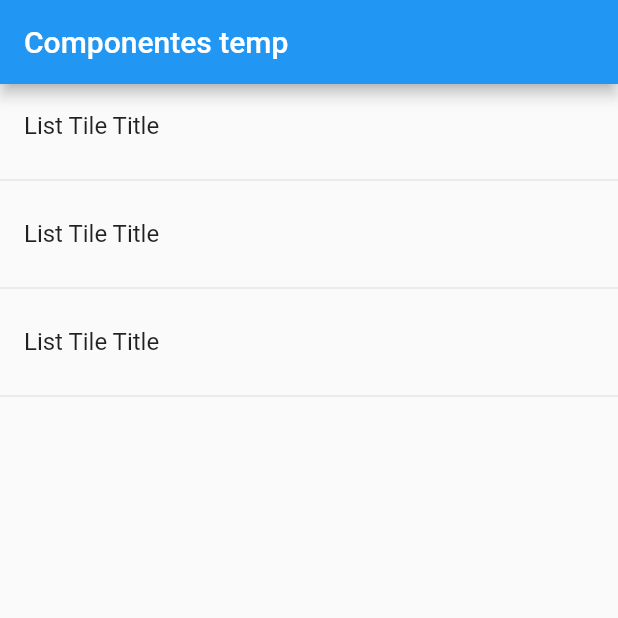
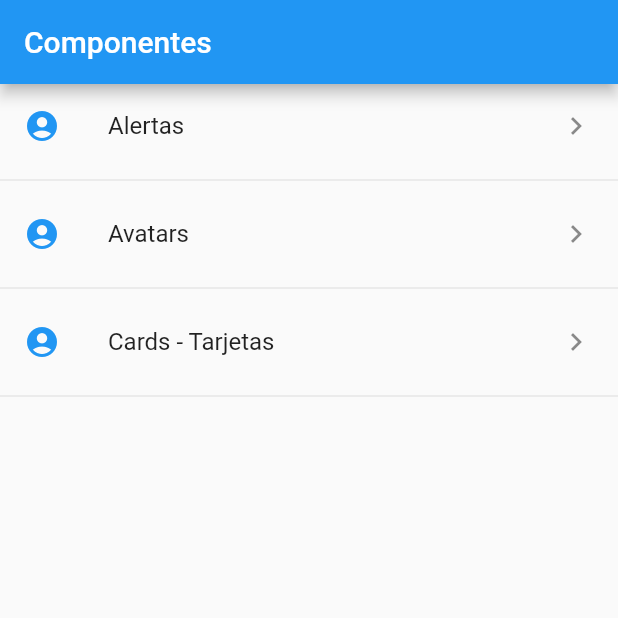
Before and after one commit to riclara/componentes, a Flutter app: the screen it shows after launch, on a phone screen of 412 x 824 dp, the top half of it. Run offline on Flutter 3.47's test engine with Material 2 defaults, Android fonts, the phone set to English and light mode, and no system bars.

Commit message:
read file

```diff
--- /dev/null
+++ b/data/menu_opts.json
@@ -0,0 +1,20 @@
+{
+    "nombreApp" : "Componentes",
+    "rutas" : [
+        {
+            "ruta" : "alert",
+            "icon" : "add_alert",
+            "texto": "Alertas"
+        },
+        {
+            "ruta" : "avatar",
+            "icon" : "accessibility",
+            "texto": "Avatars"
+        },
+        {
+            "ruta" : "card",
+            "icon" : "folder_open",
+            "texto": "Cards - Tarjetas"
+        }
+    ]
+}
--- a/lib/main.dart
+++ b/lib/main.dart
@@ -1,5 +1,5 @@
 import 'package:flutter/material.dart';
-import 'package:componentes/src/pages/home_temp.dart';
+import 'package:componentes/src/pages/home_page.dart';
 
 void main() => runApp(MyApp());
 
@@ -9,7 +9,7 @@ class MyApp extends StatelessWidget {
     return MaterialApp(
       debugShowCheckedModeBanner: false,
       title: 'Componentes App',
-      home: HomePageTemp(),
+      home: HomePage(),
     );
   }
 }
--- /dev/null
+++ b/lib/src/pages/home_page.dart
@@ -0,0 +1,43 @@
+import 'package:flutter/material.dart';
+import 'package:componentes/src/providers/menu_providers.dart';
+
+class HomePage extends StatelessWidget {
+  @override
+  Widget build(BuildContext context) {
+    return Scaffold(
+      appBar: AppBar(
+        title: Text('Componentes'),
+      ),
+      body: _lista(),
+    );
+  }
+
+  Widget _lista() {
+    // menuProvider.cargarData().then((opciones) {
+    //   print(opciones);
+    // });
+    // return ListView(children: _listaItems());
+    return FutureBuilder(
+        future: menuProvider.cargarData(),
+        initialData: [],
+        builder: (context, AsyncSnapshot<List<dynamic>> snapshot) {
+          return ListView(children: _listaItems(snapshot.data));
+        });
+  }
+
+  List<Widget> _listaItems(List<dynamic> data) {
+    return data.map((ruta) {
+      return Column(
+        children: <Widget>[
+          ListTile(
+            title: Text(ruta['texto']),
+            leading: Icon(Icons.account_circle, color: Colors.blue),
+            trailing: Icon(Icons.keyboard_arrow_right),
+            onTap: () {},
+          ),
+          Divider()
+        ],
+      );
+    }).toList();
+  }
+}
--- a/lib/src/pages/home_temp.dart
+++ b/lib/src/pages/home_temp.dart
@@ -1,7 +1,7 @@
 import 'package:flutter/material.dart';
 
 class HomePageTemp extends StatelessWidget {
-  const HomePageTemp({Key key}) : super(key: key);
+  final opciones = ['Uno', 'Dos', 'Tres', 'Cuatro', 'Cinco'];
 
   @override
   Widget build(BuildContext context) {
@@ -9,22 +9,38 @@ class HomePageTemp extends StatelessWidget {
       appBar: AppBar(
         title: Text('Componentes temp'),
       ),
-      body: ListView(
+      body: ListView(children: _crearItemsCorta()),
+    );
+  }
+
+  List<Widget> _crearItems() {
+    List<Widget> lista = new List<Widget>();
+    for (var opt in opciones) {
+      final tempWidget = ListTile(
+        title: Text(opt),
+      );
+      lista..add(tempWidget)..add(Divider());
+    }
+    return lista;
+  }
+
+  List<Widget> _crearItemsCorta() {
+    var widgets = opciones.map((opcion) {
+      return Column(
         children: <Widget>[
           ListTile(
-            title: Text('List Tile Title'),
-          ),
-          Divider(),
-          ListTile(
-            title: Text('List Tile Title'),
-          ),
-          Divider(),
-          ListTile(
-            title: Text('List Tile Title'),
+            title: Text(opcion),
+            subtitle: Text('data'),
+            leading: Icon(Icons.ac_unit),
+            trailing: Icon(Icons.keyboard_arrow_right),
+            onTap: () {
+
+            },
           ),
           Divider()
         ],
-      ),
-    );
+      );
+    });
+    return widgets.toList();
   }
 }
--- a/pubspec.yaml
+++ b/pubspec.yaml
@@ -41,8 +41,8 @@ flutter:
   uses-material-design: true
 
   # To add assets to your application, add an assets section, like this:
-  # assets:
-  #  - images/a_dot_burr.jpeg
+  assets:
+    - data/menu_opts.json
   #  - images/a_dot_ham.jpeg
 
   # An image asset can refer to one or more resolution-specific "variants", see
```
Also changed, not shown: lib/src/providers/menu_providers.dart (added, +15 -0 lines).
